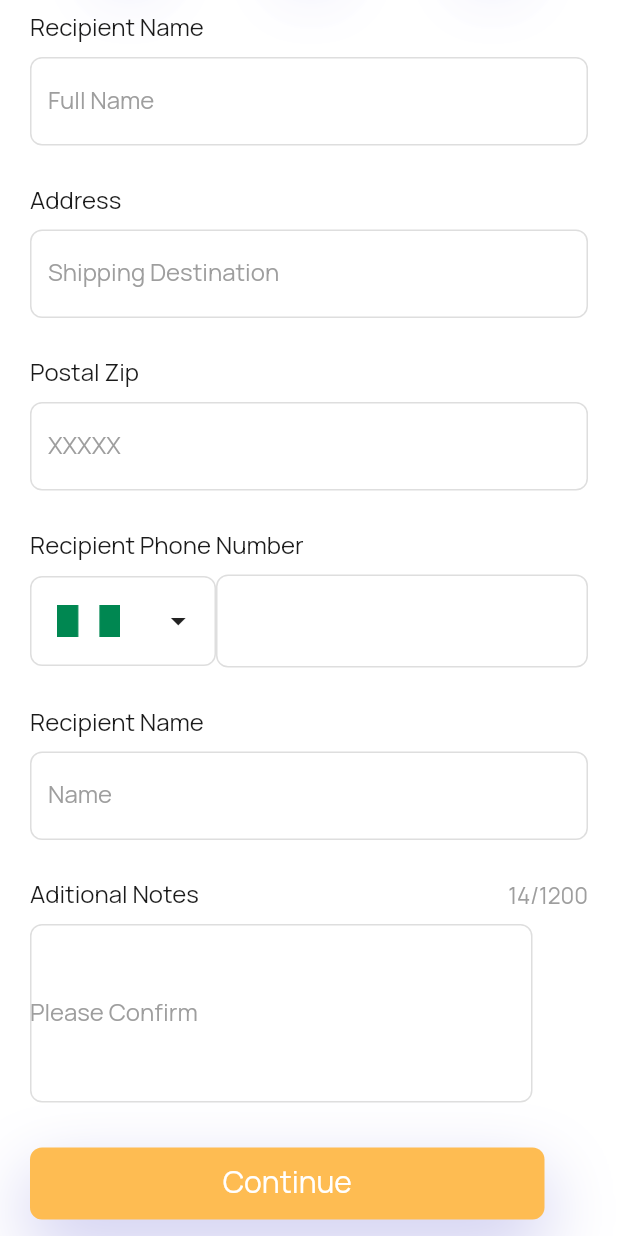
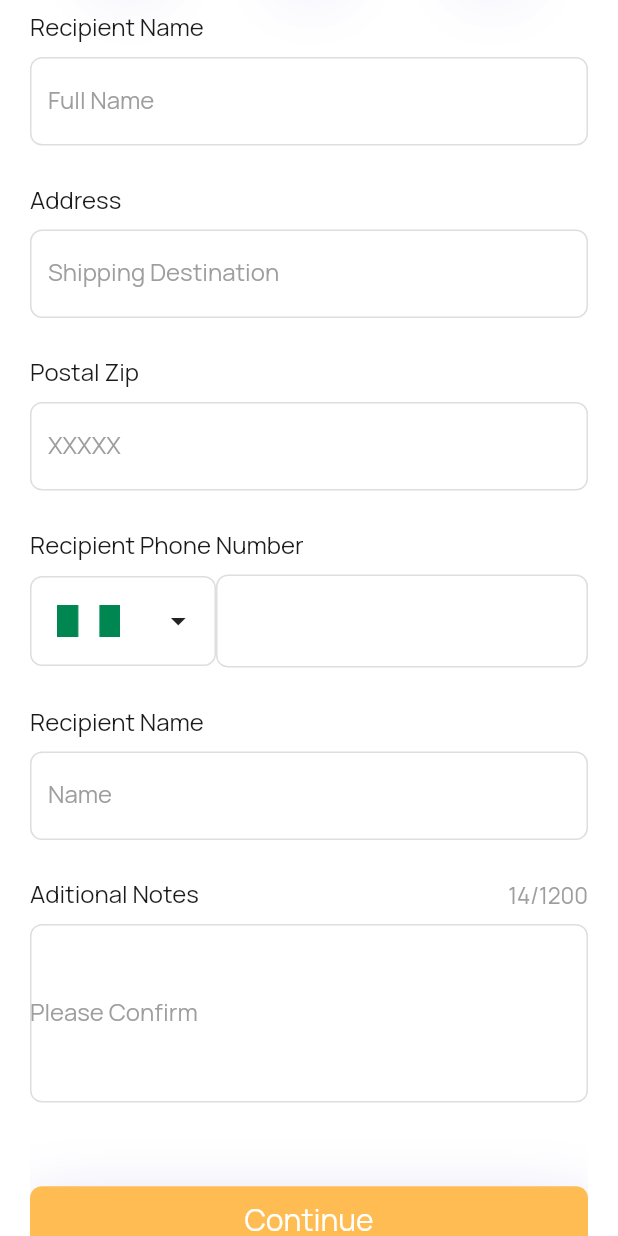
Before and after one commit to VershimaKelvin/postbird, a Flutter app: the Recipient screen opened directly, scrolled down 164 dp, on a phone screen of 412 x 824 dp. Run offline on Flutter 3.47's test engine with Material 2 defaults, Android fonts, the phone set to English and light mode, and no system bars; our stand-ins replace flutter_slidable, google_fonts.

Commit message:
initial commit

```diff
--- a/lib/Screens/Recipient.dart
+++ b/lib/Screens/Recipient.dart
@@ -11,6 +11,9 @@ class Recipient extends StatefulWidget {
 class _RecipientState extends State<Recipient> {
   @override
   Widget build(BuildContext context) {
+
+    var screenWidth = MediaQuery.of(context).size.width;
+    var screenHeight = MediaQuery.of(context).size.height;
     return Scaffold(
       backgroundColor: Colors.orangeAccent,
       body: SafeArea(
@@ -35,8 +38,8 @@ class _RecipientState extends State<Recipient> {
                 padding: EdgeInsets.only(left: 20, right: 20),
                 width: 410,
                 height: 900,
-                child: Column(
-                  crossAxisAlignment: CrossAxisAlignment.start,
+                child: ListView(
+                 // crossAxisAlignment: CrossAxisAlignment.start,
                   children: [
                     SizedBox(
                       height: 20,
@@ -565,8 +568,8 @@ class _RecipientState extends State<Recipient> {
                       height: 10,
                     ),
                     Container(
-                      height: 129,
-                      width: 335,
+                      height: screenHeight*0.2,
+                      width: screenWidth,
                       child: TextFormField(
                         keyboardType: TextInputType.name,
                         decoration: InputDecoration(
@@ -605,10 +608,9 @@ class _RecipientState extends State<Recipient> {
                       ),
                     ),
                     Padding(
-                      padding: const EdgeInsets.only(top:20, bottom:10.0),
+                      padding: const EdgeInsets.only(top:10, bottom:10.0),
                       child: Container(
-                        width: 343,
-                        height: 48,
+                        width: screenWidth,
                         decoration: BoxDecoration(
                           borderRadius : BorderRadius.only(
                             topLeft: Radius.circular(8),
--- a/lib/Screens/Sender.dart
+++ b/lib/Screens/Sender.dart
@@ -628,7 +628,7 @@ class _SenderState extends State<Sender> {
                           child: Column(
                             children: [
                               Padding(
-                                padding: const EdgeInsets.only(top: 35),
+                                padding: const EdgeInsets.only(top: 30),
                                 child: Image(
                                   image: AssetImage(
                                       'assets/cargo.png'
```
